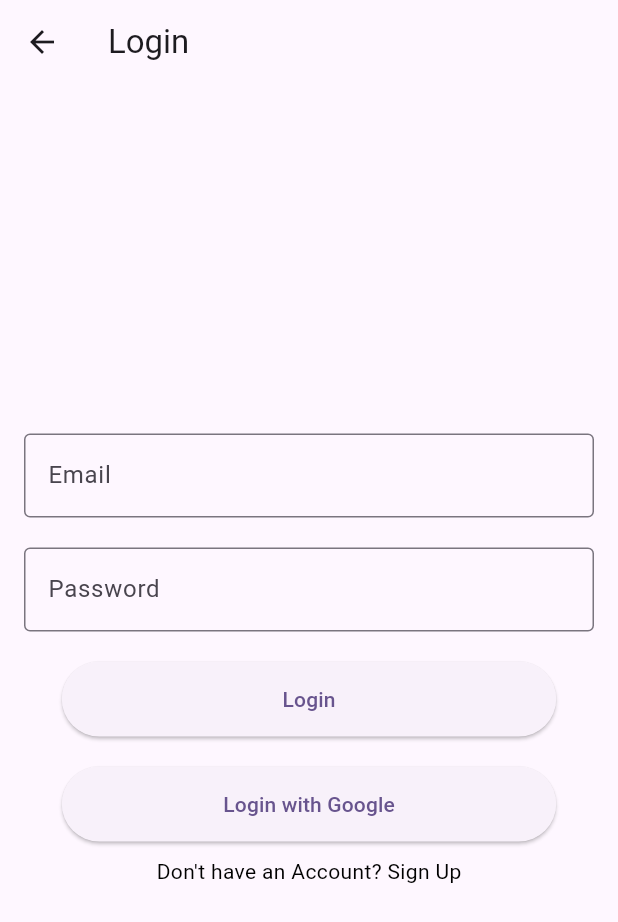
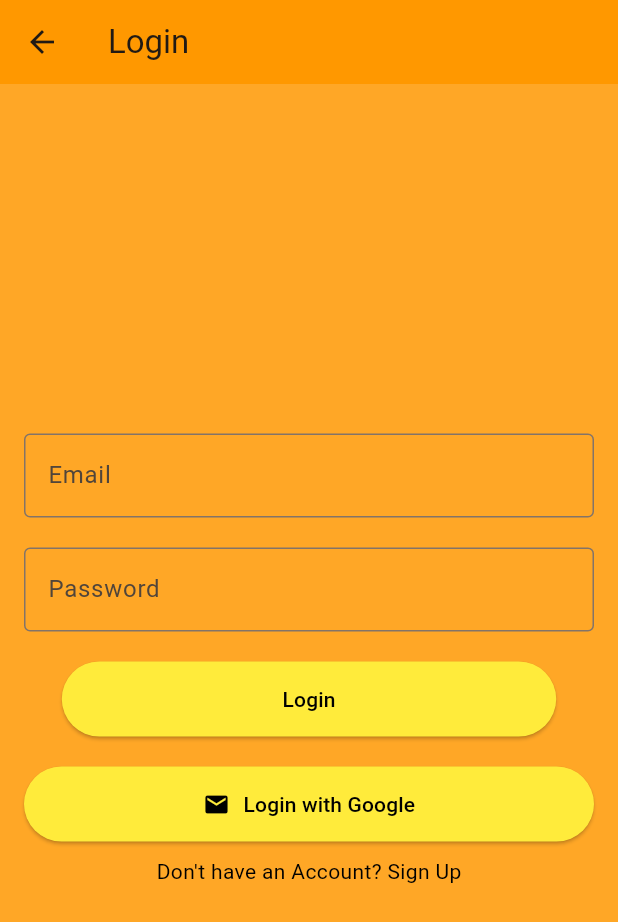
Before and after one commit to ubedsalto12/PA_Pemrograman_Mobile_Ensanim, a Flutter app: the LoginScreen screen opened directly, on a phone screen of 412 x 824 dp. Shown: the top 922 px of the screen. Run offline on Flutter 3.47's test engine with Material 2 defaults, Android fonts, the light colour scheme and no system bars; our stand-ins replace cloud_firestore, firebase_auth, firebase_core, firebase_storage, google_sign_in, image_picker and 1 more; missing offline and left inert: flutter_admin_scaffold; accounts and stored records are empty; network calls fail.

Commit message:
menambahkan warna
menambahkan warna agar sedikit menarik

Co-Authored-By: galuhendahh <113975155+galuhendahh@users.noreply.github.com>

```diff
--- a/lib/admin/side_bar_screens_admin/animal_details.dart
+++ b/lib/admin/side_bar_screens_admin/animal_details.dart
@@ -21,7 +21,9 @@ class AnimalDetail extends StatelessWidget {
       appBar: AppBar(
         automaticallyImplyLeading: true,
         title: Text('Detail Hewan'),
+        backgroundColor: Colors.orange, // Set the app bar background color
       ),
+      backgroundColor: Colors.yellow[100], // Set the scaffold background color
       body: Center(
         child: Column(
           mainAxisAlignment: MainAxisAlignment.center,
--- a/lib/admin/side_bar_screens_admin/read_animal_screen.dart
+++ b/lib/admin/side_bar_screens_admin/read_animal_screen.dart
@@ -26,6 +26,7 @@ class _ReadAnimalState extends State<ReadAnimal> {
       appBar: AppBar(
         automaticallyImplyLeading: false,
         title: Text('Daftar Hewan'),
+        backgroundColor: Colors.orange,
       ),
       body: Container(
         decoration: BoxDecoration(
--- a/lib/admin/side_bar_screens_admin/update_animal.dart
+++ b/lib/admin/side_bar_screens_admin/update_animal.dart
@@ -89,9 +89,13 @@ class _UpdateAnimalState extends State<UpdateAnimal> {
     return Scaffold(
       appBar: AppBar(
         title: Text('Update Hewan'),
+        backgroundColor: Colors.orange,
       ),
+      backgroundColor: Colors.yellow[100],
       body: Padding(
+
         padding: const EdgeInsets.all(16.0),
+
         child: Column(
           crossAxisAlignment: CrossAxisAlignment.stretch,
           children: [
--- a/lib/login_screeen.dart
+++ b/lib/login_screeen.dart
@@ -1,13 +1,13 @@
+import 'package:flutter/material.dart';
 import 'package:ensanim/admin/home_page_admin.dart';
 import 'package:ensanim/home_page_user.dart';
 import 'package:ensanim/signup_screen.dart';
 
 import 'package:firebase_auth/firebase_auth.dart';
-import 'package:flutter/material.dart';
 import 'package:google_sign_in/google_sign_in.dart';
 
 class LoginScreen extends StatefulWidget {
-  const LoginScreen({super.key});
+  const LoginScreen({Key? key}) : super(key: key);
 
   @override
   State<LoginScreen> createState() => _LoginScreenState();
@@ -140,23 +140,26 @@ class _LoginScreenState extends State<LoginScreen> {
   }
 
   Widget build(BuildContext context) {
-    // variabmel media query untuk ukuran layar
-    var lebar = MediaQuery.of(context).size.width;
-    // Tentukan fungsi untuk menentukan lebar tombol berdasarkan ukuran layar
+    var screenWidth = MediaQuery.of(context).size.width;
+
     double getButtonWidth() {
-      return lebar > 600 ? 200 : lebar * 0.8;
+      return screenWidth > 600 ? 200 : screenWidth * 0.8;
     }
 
     return Scaffold(
       appBar: AppBar(
         title: Text('Login'),
+        backgroundColor: Colors.orange,
       ),
+      backgroundColor: Colors.orange[400],
       body: Center(
         child: Padding(
           padding: EdgeInsets.all(16),
           child: Form(
             key: _formKey,
-          child: Column(mainAxisAlignment: MainAxisAlignment.center, children: [
+            child: Column(
+              mainAxisAlignment: MainAxisAlignment.center,
+              children: [
                 TextFormField(
                   controller: _emailController,
                   keyboardType: TextInputType.emailAddress,
@@ -208,24 +211,41 @@ class _LoginScreenState extends State<LoginScreen> {
                       _handleLogin();
                     }
                   },
-              // Atur lebar secara dinamis berdasarkan ukuran layar
                   style: ButtonStyle(
+                    backgroundColor: MaterialStateProperty.all(Colors.yellow),
                     minimumSize:
                         MaterialStateProperty.all(Size(getButtonWidth(), 50)),
                   ),
-              child: Text('Login'),
+                  child: Text(
+                    'Login',
+
+                    style: TextStyle(color: Colors.black),
+                  ),
                 ),
                 SizedBox(
                   height: 20,
                 ),
                 ElevatedButton(
                   onPressed: _handleGoogleLogin,
-              // Atur lebar secara dinamis berdasarkan ukuran layar
                   style: ButtonStyle(
+                    backgroundColor: MaterialStateProperty.all(Colors.yellow),
                     minimumSize:
                         MaterialStateProperty.all(Size(getButtonWidth(), 50)),
                   ),
-              child: Text('Login with Google'),
+                  child: Row(
+                    mainAxisAlignment: MainAxisAlignment.center,
+                    children: [
+                      Icon(
+                        Icons.email,
+                        color: Colors.black,
+                      ),
+                      SizedBox(width: 9),
+                      Text(
+                        'Login with Google',
+                        style: TextStyle(color: Colors.black),
+                      ),
+                    ],
+                  ),
                 ),
                 SizedBox(
                   height: 10,
@@ -242,13 +262,15 @@ class _LoginScreenState extends State<LoginScreen> {
                   child: Text(
                     "Don't have an Account? Sign Up",
                     style: TextStyle(
-                  color: Colors.black, // Ubah warna teks sesuai kebutuhan
+                      color: Colors.black,
                     ),
                   ),
                 )
-          ]),
+              ],
             ),
-      )),
+          ),
+        ),
+      ),
     );
   }
 }
--- a/lib/main.dart
+++ b/lib/main.dart
@@ -21,7 +21,7 @@ class MyApp extends StatelessWidget {
     return MaterialApp(
       title: 'Flutter Demo',
       theme: ThemeData(
-        colorScheme: ColorScheme.fromSeed(seedColor: Colors.deepPurple),
+        colorScheme: ColorScheme.fromSeed(seedColor: Colors.orange),
         useMaterial3: true,
       ),
       home: IntroductionPage(),
```
Also changed, not shown: lib/admin/home_page_admin.dart (+10 -6 lines), lib/admin/side_bar_screens_admin/add_animal_screen.dart (+74 -3 lines), lib/admin/side_bar_screens_admin/dashboard_screen.dart (+5 -3 lines). Lines whose indentation alone changed are shown as unchanged.
